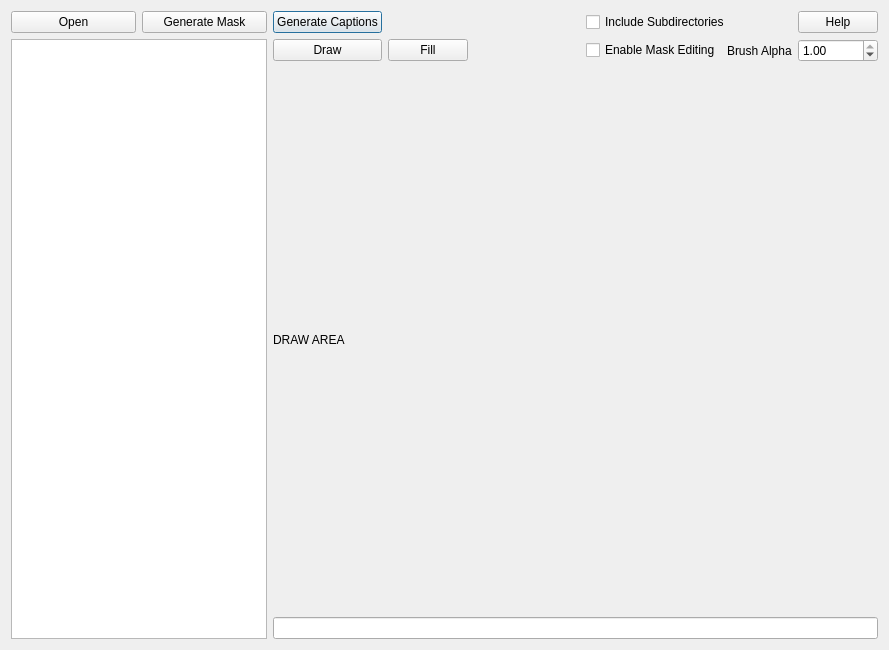
The window that modules/ui/views/windows/dataset.ui (HashakGik/OneTrainer-QT6) describes before a commit, drawn with Qt 5.
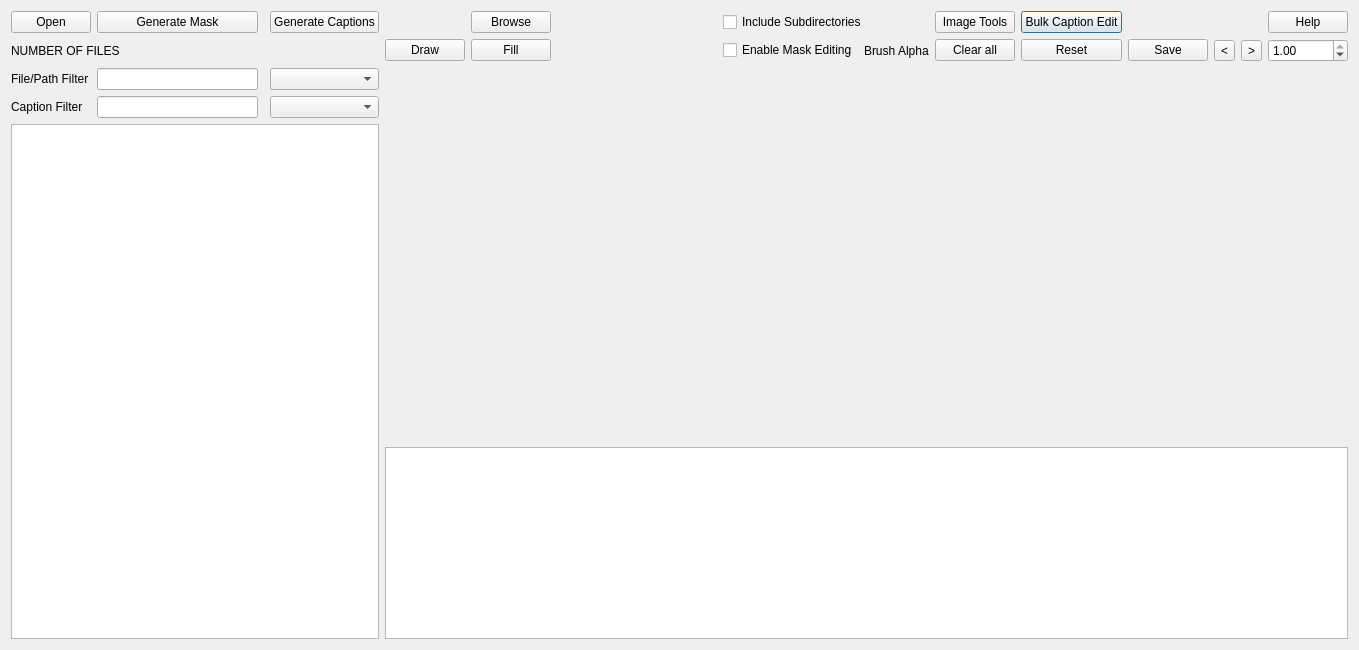
The same window after the commit.

```diff
--- a/modules/ui/views/windows/dataset.ui
+++ b/modules/ui/views/windows/dataset.ui
@@ -9,7 +9,7 @@
    <rect>
     <x>0</x>
     <y>0</y>
-    <width>889</width>
+    <width>1359</width>
     <height>650</height>
    </rect>
   </property>
@@ -29,41 +29,48 @@
    <bool>true</bool>
   </property>
   <layout class="QGridLayout" name="gridLayout">
-   <item row="0" column="2">
-    <widget class="QPushButton" name="generateCaptionsBtn">
+   <item row="1" column="13">
+    <widget class="QToolButton" name="toolButton">
      <property name="text">
-      <string>Generate Captions</string>
+      <string>&lt;</string>
      </property>
     </widget>
    </item>
-   <item row="0" column="0">
-    <widget class="QPushButton" name="openBtn">
+   <item row="3" column="0">
+    <widget class="QLabel" name="label_5">
      <property name="text">
-      <string>Open</string>
+      <string>Caption Filter</string>
      </property>
     </widget>
    </item>
-   <item row="0" column="7">
-    <widget class="QPushButton" name="helpBtn">
+   <item row="2" column="0">
+    <widget class="QLabel" name="label_4">
      <property name="text">
-      <string>Help</string>
+      <string>File/Path Filter</string>
      </property>
     </widget>
    </item>
-   <item row="0" column="5" colspan="2">
-    <widget class="QCheckBox" name="includeSubdirCbx">
-     <property name="text">
-      <string>Include Subdirectories</string>
-     </property>
-    </widget>
-   </item>
-   <item row="1" column="6">
+   <item row="1" column="9">
     <widget class="QLabel" name="label">
      <property name="text">
       <string>Brush Alpha</string>
      </property>
     </widget>
    </item>
+   <item row="0" column="11">
+    <widget class="QPushButton" name="pushButton_2">
+     <property name="text">
+      <string>Bulk Caption Edit</string>
+     </property>
+    </widget>
+   </item>
+   <item row="1" column="14">
+    <widget class="QToolButton" name="toolButton_2">
+     <property name="text">
+      <string>&gt;</string>
+     </property>
+    </widget>
+   </item>
    <item row="0" column="1">
     <widget class="QPushButton" name="generateMaskBtn">
      <property name="text">
@@ -71,54 +78,82 @@
      </property>
     </widget>
    </item>
-   <item row="1" column="3">
-    <widget class="QPushButton" name="fillBtn">
+   <item row="2" column="3">
+    <widget class="QComboBox" name="comboBox"/>
+   </item>
+   <item row="0" column="6">
+    <widget class="QPushButton" name="pushButton_3">
      <property name="text">
-      <string>Fill</string>
+      <string>Browse</string>
      </property>
     </widget>
    </item>
-   <item row="1" column="0" rowspan="3" colspan="2">
-    <widget class="QListView" name="listView"/>
+   <item row="1" column="12">
+    <widget class="QPushButton" name="pushButton_6">
+     <property name="text">
+      <string>Save</string>
+     </property>
+    </widget>
    </item>
-   <item row="1" column="2">
+   <item row="3" column="1">
+    <widget class="QLineEdit" name="lineEdit_2"/>
+   </item>
+   <item row="0" column="8" colspan="2">
+    <widget class="QCheckBox" name="includeSubdirCbx">
+     <property name="text">
+      <string>Include Subdirectories</string>
+     </property>
+    </widget>
+   </item>
+   <item row="1" column="5">
     <widget class="QPushButton" name="drawBtn">
      <property name="text">
       <string>Draw</string>
      </property>
     </widget>
    </item>
-   <item row="1" column="5">
-    <widget class="QCheckBox" name="enableMaskEditCbx">
+   <item row="0" column="10">
+    <widget class="QPushButton" name="pushButton">
      <property name="text">
-      <string>Enable Mask Editing</string>
+      <string>Image Tools</string>
      </property>
     </widget>
    </item>
-   <item row="2" column="2" colspan="6">
-    <widget class="QLabel" name="label_2">
+   <item row="4" column="0" rowspan="2" colspan="4">
+    <widget class="QListView" name="listView"/>
+   </item>
+   <item row="2" column="1">
+    <widget class="QLineEdit" name="lineEdit"/>
+   </item>
+   <item row="0" column="15">
+    <widget class="QPushButton" name="helpBtn">
      <property name="text">
-      <string>DRAW AREA</string>
+      <string>Help</string>
+     </property>
+    </widget>
+   </item>
+   <item row="1" column="10">
+    <widget class="QPushButton" name="pushButton_4">
+     <property name="text">
+      <string>Clear all</string>
+     </property>
+    </widget>
+   </item>
+   <item row="1" column="0" colspan="2">
+    <widget class="QLabel" name="label_3">
+     <property name="text">
+      <string>NUMBER OF FILES</string>
+     </property>
+    </widget>
+   </item>
+   <item row="0" column="0">
+    <widget class="QPushButton" name="openBtn">
+     <property name="text">
+      <string>Open</string>
      </property>
     </widget>
    </item>
    <item row="1" column="7">
-    <widget class="QDoubleSpinBox" name="alphaSbx">
-     <property name="maximum">
-      <double>1.000000000000000</double>
-     </property>
-     <property name="singleStep">
-      <double>0.100000000000000</double>
-     </property>
-     <property name="value">
-      <double>1.000000000000000</double>
-     </property>
-    </widget>
-   </item>
-   <item row="3" column="2" colspan="6">
-    <widget class="QLineEdit" name="promptLed"/>
-   </item>
-   <item row="1" column="4">
     <spacer name="horizontalSpacer">
      <property name="orientation">
       <enum>Qt::Orientation::Horizontal</enum>
@@ -131,6 +166,63 @@
      </property>
     </spacer>
    </item>
+   <item row="1" column="11">
+    <widget class="QPushButton" name="pushButton_5">
+     <property name="text">
+      <string>Reset</string>
+     </property>
+    </widget>
+   </item>
+   <item row="0" column="3">
+    <widget class="QPushButton" name="generateCaptionsBtn">
+     <property name="text">
+      <string>Generate Captions</string>
+     </property>
+    </widget>
+   </item>
+   <item row="1" column="15">
+    <widget class="QDoubleSpinBox" name="alphaSbx">
+     <property name="maximum">
+      <double>1.000000000000000</double>
+     </property>
+     <property name="singleStep">
+      <double>0.100000000000000</double>
+     </property>
+     <property name="value">
+      <double>1.000000000000000</double>
+     </property>
+    </widget>
+   </item>
+   <item row="3" column="3">
+    <widget class="QComboBox" name="comboBox_2"/>
+   </item>
+   <item row="1" column="6">
+    <widget class="QPushButton" name="fillBtn">
+     <property name="text">
+      <string>Fill</string>
+     </property>
+    </widget>
+   </item>
+   <item row="1" column="8">
+    <widget class="QCheckBox" name="enableMaskEditCbx">
+     <property name="text">
+      <string>Enable Mask Editing</string>
+     </property>
+    </widget>
+   </item>
+   <item row="2" column="5" rowspan="3" colspan="11">
+    <layout class="QVBoxLayout" name="canvasLay"/>
+   </item>
+   <item row="5" column="5" colspan="11">
+    <widget class="QPlainTextEdit" name="plainTextEdit">
+     <property name="sizePolicy">
+      <sizepolicy hsizetype="Expanding" vsizetype="Fixed">
+       <horstretch>0</horstretch>
+       <verstretch>0</verstretch>
+      </sizepolicy>
+     </property>
+    </widget>
+   </item>
   </layout>
  </widget>
  <tabstops>
```
Left out of the diff: 3 changed lines with no effect on the pictures.
